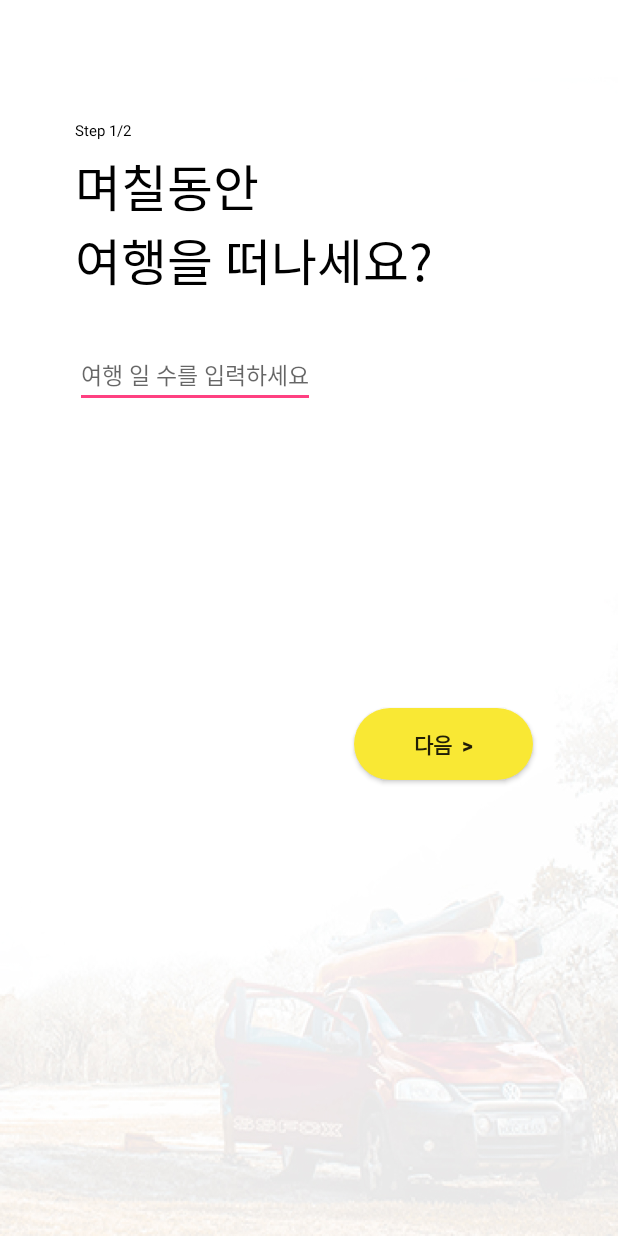
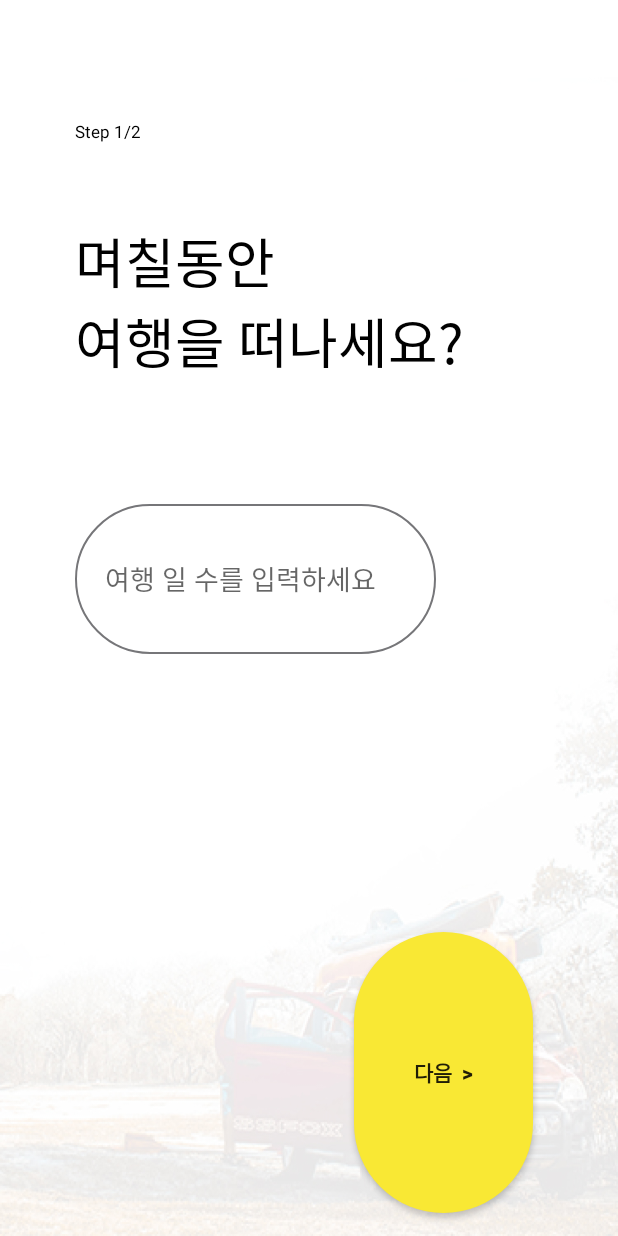
Before and after one commit to ohdoking/lazyTripperRemakeAndroid, an Android app: the layout activity_date_pick.xml on its own in the app's theme, with its tools: preview values and no code run, on a phone screen of 412 x 824 dp. Run offline under Robolectric (Android 15) with nearby library versions, the phone set to English and light mode, and no system bars; Roboto replaces fonts that are not available here.

Commit message:
layout_weight 속성 추가

```diff
--- /dev/null
+++ b/app/src/main/res/drawable/bg_edittext.xml
@@ -0,0 +1,5 @@
+<?xml version="1.0" encoding="utf-8"?>
+<shape xmlns:android="http://schemas.android.com/apk/res/android">
+        <solid android:color="#fff" />
+        <corners android:radius="50dip" />
+</shape>
--- /dev/null
+++ b/app/src/main/res/drawable/bg_edittext2.xml
@@ -0,0 +1,8 @@
+<?xml version="1.0" encoding="utf-8"?>
+<shape xmlns:android="http://schemas.android.com/apk/res/android">
+    <solid android:color="#fff" />
+    <corners android:radius="50dip" />
+    <stroke
+        android:width="1dip"
+        android:color="#FF767679" />
+</shape>
--- /dev/null
+++ b/app/src/main/res/drawable/bg_edittext_total.xml
@@ -0,0 +1,5 @@
+<?xml version="1.0" encoding="utf-8"?>
+<selector xmlns:android="http://schemas.android.com/apk/res/android">
+
+    <item android:drawable="@drawable/bg_edittext2"/>
+</selector>
--- a/app/src/main/res/layout/activity_date_pick.xml
+++ b/app/src/main/res/layout/activity_date_pick.xml
@@ -11,49 +11,59 @@
 
     <TextView
         android:layout_width="wrap_content"
-        android:layout_height="wrap_content"
+        android:layout_height="0dp"
+        android:layout_weight="1"
         android:layout_marginLeft="50dp"
         android:layout_marginRight="90dp"
         android:layout_marginTop="70dp"
         android:text="Step 1/2"
         android:textAlignment="inherit"
         android:textColor="#000000"
-        android:textSize="10sp" />
+        android:textSize="11sp" />
 
     <TextView
         android:layout_width="wrap_content"
         android:layout_height="wrap_content"
+        android:layout_weight="1"
         android:layout_marginLeft="50dp"
         android:layout_marginRight="90dp"
         android:layout_marginTop="5dp"
         android:text="며칠동안\n여행을 떠나세요?"
         android:textAlignment="inherit"
         android:textColor="#000000"
-        android:textSize="33sp" />
+        android:textSize="36sp" />
 
     <EditText
         android:id="@+id/datePick"
         android:layout_width="wrap_content"
         android:layout_height="wrap_content"
+        android:layout_weight="1"
+        android:paddingLeft="20dp"
+        android:paddingRight="40dp"
+        android:paddingTop="5dp"
+        android:paddingBottom="5dp"
         android:layout_marginLeft="50dp"
         android:layout_marginRight="90dp"
-        android:layout_marginTop="30dp"
+        android:layout_marginTop="20dp"
+        android:background="@drawable/bg_edittext_total"
         android:digits="0123456789"
         android:maxLength="2"
-        android:textSize="15sp"
+        android:textSize="18sp"
         android:hint="여행 일 수를 입력하세요"/>
 
     <Button
         android:id="@+id/next"
         android:layout_width="wrap_content"
-        android:layout_height="wrap_content"
+        android:layout_height="0dp"
+        android:layout_weight="3"
         android:background="@drawable/bt_corner"
         android:layout_gravity="center"
         android:paddingLeft="40dp"
         android:paddingRight="40dp"
         android:layout_marginLeft="100dp"
         android:layout_marginRight="10dp"
-        android:layout_marginTop="200dp"
+        android:layout_marginTop="185dp"
+        android:layout_marginBottom="15dp"
         android:textStyle="bold"
         android:text="다음  >" />
 
```
Also changed, not shown: app/src/main/res/layout/activity_home.xml (+10 -5 lines).
